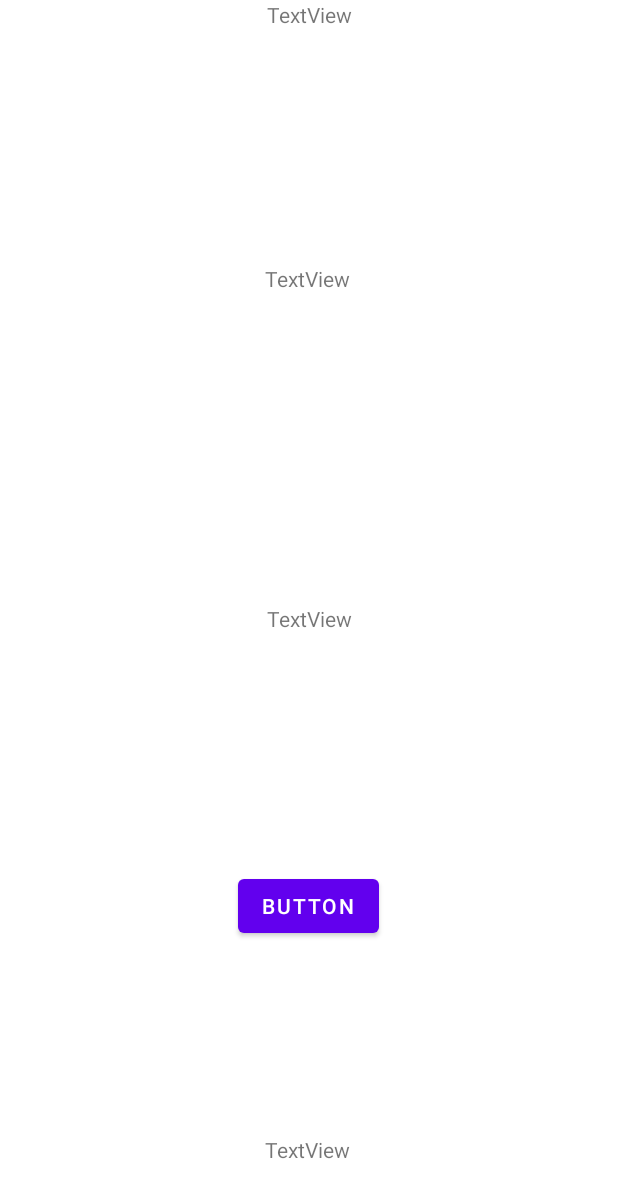
After one commit to Adriano1998/AppInvestimentos, an Android app: the TelaCompraVenda screen opened directly, with no data from a screen before it, on a phone screen of 412 x 824 dp. The commit adds this screen. Shown: the top 1198 px of the screen. Run offline under Robolectric (Android 15) with nearby library versions, the phone set to English and light mode, and no system bars.

Commit message:
Adicionando valores para cada moeda e adicionando uma nova activity

```diff
--- a/app/src/main/AndroidManifest.xml
+++ b/app/src/main/AndroidManifest.xml
@@ -17,6 +17,9 @@
         android:theme="@style/Theme.BRQInvestimentos"
         tools:targetApi="31">
         <activity
+            android:name=".ui.TelaCompraVenda"
+            android:exported="false" />
+        <activity
             android:name=".ui.TelaCambio"
             android:exported="false" />
         <activity
--- a/app/src/main/java/com/br/brqinvestimentos/adapter/ListaMoedasAdapter.kt
+++ b/app/src/main/java/com/br/brqinvestimentos/adapter/ListaMoedasAdapter.kt
@@ -1,6 +1,7 @@
 package com.br.brqinvestimentos.adapter
 
 import android.content.Context
+import android.content.SharedPreferences
 import android.view.LayoutInflater
 import android.view.ViewGroup
 import androidx.recyclerview.widget.RecyclerView
@@ -54,6 +55,7 @@ class ListaMoedasAdapter(
         holder: ViewHolder,
         position: Int
     ) {
+
         moedas[position]?.let {
             holder.vincula(it)
 
--- /dev/null
+++ b/app/src/main/java/com/br/brqinvestimentos/ui/TelaCompraVenda.kt
@@ -0,0 +1,45 @@
+package com.br.brqinvestimentos.ui
+
+import android.content.Intent
+import android.os.Bundle
+import androidx.appcompat.app.AppCompatActivity
+import androidx.lifecycle.ViewModelProvider
+import com.br.brqinvestimentos.databinding.ActivityTelaCompraVendaBinding
+import com.br.brqinvestimentos.model.MoedaModel
+import com.br.brqinvestimentos.repository.MoedaRepository
+import com.br.brqinvestimentos.viewModel.MainViewModelFactory
+import com.br.brqinvestimentos.viewModel.MoedaViewModel
+
+class TelaCompraVenda : AppCompatActivity() {
+
+    private val binding by lazy {
+        ActivityTelaCompraVendaBinding.inflate(layoutInflater)
+    }
+    private var moeda: MoedaModel? = null
+    lateinit var viewModel: MoedaViewModel
+
+
+    override fun onCreate(savedInstanceState: Bundle?) {
+        super.onCreate(savedInstanceState)
+        setContentView(binding.root)
+
+        moeda = intent.getSerializableExtra("moeda") as? MoedaModel
+
+        viewModel = ViewModelProvider(this, MainViewModelFactory(MoedaRepository())).get(
+            MoedaViewModel::class.java
+        )
+
+        moeda?.let {
+            binding.textView.text = it.nome.toString()
+            binding.textView2.text = it.isoValor.toString()
+            binding.textView3.text = it.isoMoeda
+//            viewModel.simulaValorParaSingleton(it)
+        }
+        binding.button.setOnClickListener {
+            val intent = Intent(applicationContext, TelaHome::class.java)
+            viewModel.simulaValorParaSingleton(moeda!!)
+            intent.putExtra("moeda", moeda)
+            startActivity(intent)
+        }
+    }
+}
--- /dev/null
+++ b/app/src/main/res/layout/activity_tela_compra_venda.xml
@@ -0,0 +1,60 @@
+<?xml version="1.0" encoding="utf-8"?>
+<androidx.constraintlayout.widget.ConstraintLayout xmlns:android="http://schemas.android.com/apk/res/android"
+    xmlns:app="http://schemas.android.com/apk/res-auto"
+    xmlns:tools="http://schemas.android.com/tools"
+    android:layout_width="match_parent"
+    android:layout_height="match_parent"
+    tools:context=".ui.TelaCompraVenda">
+
+    <TextView
+        android:id="@+id/textView"
+        android:layout_width="wrap_content"
+        android:layout_height="wrap_content"
+        android:text="TextView"
+        app:layout_constraintBottom_toBottomOf="parent"
+        app:layout_constraintEnd_toEndOf="parent"
+        app:layout_constraintStart_toStartOf="parent"
+        app:layout_constraintTop_toTopOf="parent" />
+
+    <TextView
+        android:id="@+id/textView2"
+        android:layout_width="wrap_content"
+        android:layout_height="wrap_content"
+        android:text="TextView"
+        app:layout_constraintEnd_toEndOf="parent"
+        app:layout_constraintStart_toStartOf="parent"
+        app:layout_constraintTop_toTopOf="parent" />
+
+    <TextView
+        android:id="@+id/textView3"
+        android:layout_width="wrap_content"
+        android:layout_height="wrap_content"
+        android:layout_marginTop="176dp"
+        android:text="TextView"
+        app:layout_constraintEnd_toEndOf="parent"
+        app:layout_constraintHorizontal_bias="0.498"
+        app:layout_constraintStart_toStartOf="parent"
+        app:layout_constraintTop_toTopOf="parent" />
+
+    <TextView
+        android:id="@+id/textView4"
+        android:layout_width="wrap_content"
+        android:layout_height="wrap_content"
+        android:layout_marginBottom="48dp"
+        android:text="TextView"
+        app:layout_constraintBottom_toBottomOf="parent"
+        app:layout_constraintEnd_toEndOf="parent"
+        app:layout_constraintHorizontal_bias="0.498"
+        app:layout_constraintStart_toStartOf="parent" />
+
+    <Button
+        android:id="@+id/button"
+        android:layout_width="wrap_content"
+        android:layout_height="wrap_content"
+        android:layout_marginBottom="196dp"
+        android:text="Button"
+        app:layout_constraintBottom_toBottomOf="parent"
+        app:layout_constraintEnd_toEndOf="parent"
+        app:layout_constraintHorizontal_bias="0.498"
+        app:layout_constraintStart_toStartOf="parent" />
+</androidx.constraintlayout.widget.ConstraintLayout>
```
Also changed, not shown: app/src/main/java/com/br/brqinvestimentos/ui/TelaCambio.kt (+70 -29 lines), app/src/main/java/com/br/brqinvestimentos/ui/TelaHome.kt (+5 -11 lines), app/src/main/java/com/br/brqinvestimentos/utils/FuncoesUtils.kt (+35 -19 lines), app/src/main/java/com/br/brqinvestimentos/viewModel/MoedaViewModel.kt (+70 -7 lines), app/src/main/res/layout/activity_tela_cambio.xml (+20 -10 lines), 1 other file.
